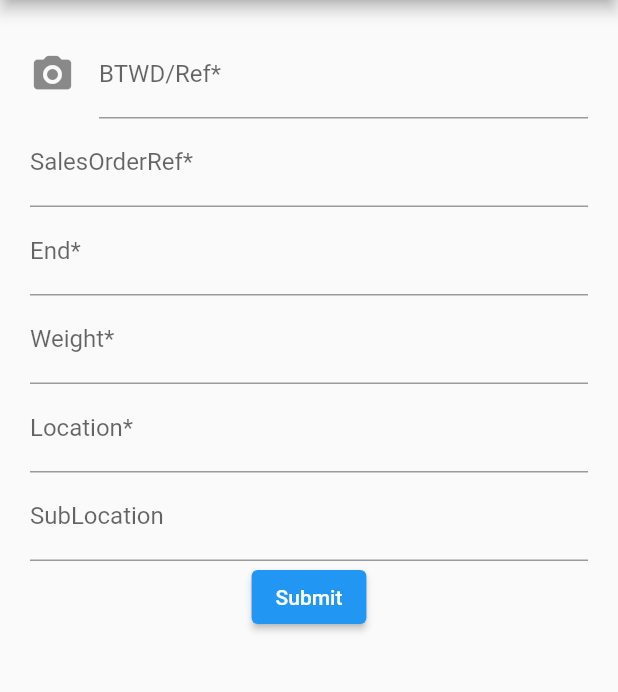
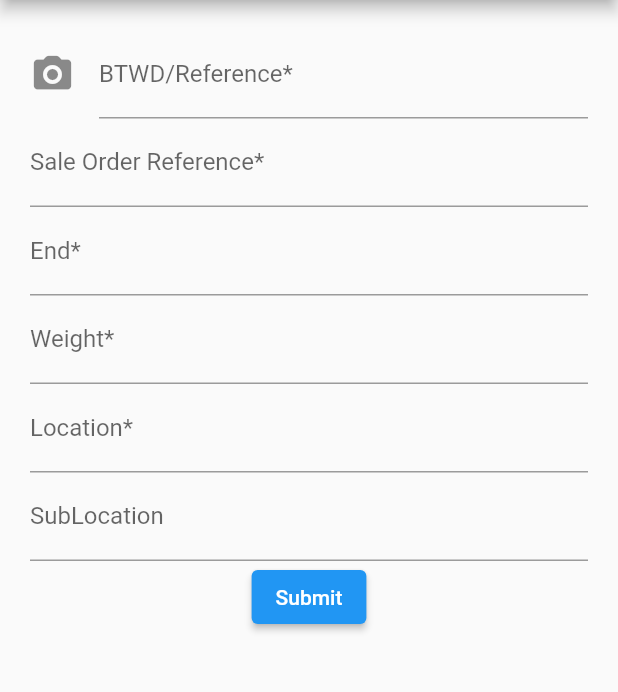
Before and after one commit to daniosr/LightningLogistics, a Flutter app: the screen it shows after launch, on a phone screen of 412 x 824 dp, the part 84-776 px from its top. Run offline on Flutter 3.47's test engine with Material 2 defaults, Android fonts, the phone set to English and light mode, and no system bars.

Commit message:
Update main.dart

```diff
--- a/MobileApp/lightninglogistics/lib/main.dart
+++ b/MobileApp/lightninglogistics/lib/main.dart
@@ -5,8 +5,6 @@ void main() {
 }
 
 class MyApp extends StatelessWidget {
-  // This widget is the root of your application.
-  @override
   Widget build(BuildContext context) {
     return MaterialApp(
       title: 'Flutter Demo',
@@ -20,37 +18,18 @@ class MyApp extends StatelessWidget {
 
 class MyHomePage extends StatefulWidget {
   MyHomePage({Key key, this.title}) : super(key: key);
-
-  // This widget is the home page of your application. It is stateful, meaning
-  // that it has a State object (defined below) that contains fields that affect
-  // how it looks.
-
-  // This class is the configuration for the state. It holds the values (in this
-  // case the title) provided by the parent (in this case the App widget) and
-  // used by the build method of the State. Fields in a Widget subclass are
-  // always marked "final".
-
   final String title;
-
-  @override
   _MyHomePageState createState() => _MyHomePageState();
 }
 
 class _MyHomePageState extends State<MyHomePage> {
   int _counter = 0;
-
   void _incrementCounter() {
     setState(() {
-      // This call to setState tells the Flutter framework that something has
-      // changed in this State, which causes it to rerun the build method below
-      // so that the display can reflect the updated values. If we changed
-      // _counter without calling setState(), then the build method would not be
-      // called again, and so nothing would appear to happen.
       _counter++;
     });
   }
 
-  @override
   Widget build(BuildContext context) {
     return Scaffold(
       appBar: AppBar(
@@ -72,7 +51,7 @@ class _MyHomePageState extends State<MyHomePage> {
                       decoration: const InputDecoration(
                         icon: Icon(Icons.camera_alt_rounded, size: 30),
                         hintText: 'Scan by clicking camera',
-                        labelText: 'BTWD/Ref*',
+                        labelText: 'BTWD/Reference*',
                       ),
                       onSaved: (String value) {
                       },
@@ -84,7 +63,7 @@ class _MyHomePageState extends State<MyHomePage> {
                     ),
                     TextFormField(
                       decoration: const InputDecoration(
-                        labelText: 'SalesOrderRef*',
+                        labelText: 'Sale Order Reference*',
                       ),
                       onSaved: (String value) {
                       },
@@ -96,7 +75,6 @@ class _MyHomePageState extends State<MyHomePage> {
                     ),
                     TextFormField(
                       decoration: const InputDecoration(
-                        hintText: 'A or K',
                         labelText: 'End*',
                       ),
                       onSaved: (String value) {
@@ -109,7 +87,6 @@ class _MyHomePageState extends State<MyHomePage> {
                     ),
                     TextFormField(
                       decoration: const InputDecoration(
-                        hintText: 'Numbers only',
                         labelText: 'Weight*',
                       ),
                       onSaved: (String value) {
```
